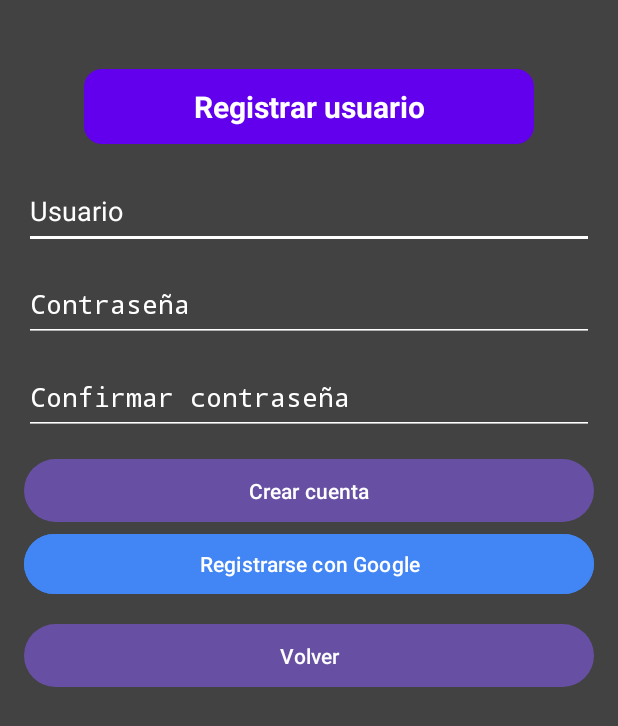
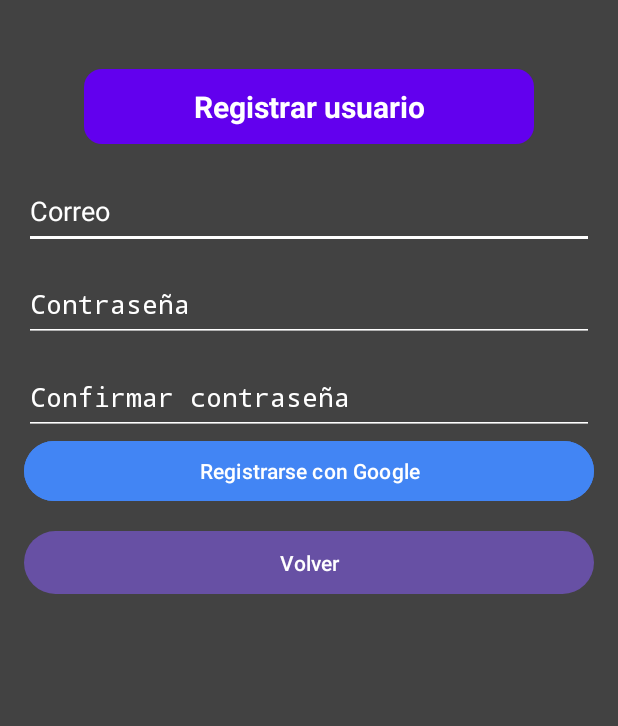
Before and after one commit to JuanfranV/AppTareas, an Android app: the screen it shows after launch (RegisterActivity), after a tap on "Registrarse", on a phone screen of 412 x 824 dp. Shown: the top 726 px of the screen. Run offline under Robolectric (Android 15) with nearby library versions, the phone set to English and light mode, and no system bars; our stand-ins replace Firebase (no records; nobody signed in at launch, a user with empty details on screens opened directly).

```diff
--- a/app/build.gradle
+++ b/app/build.gradle
@@ -59,7 +59,6 @@ dependencies {
     implementation 'com.squareup.retrofit2:retrofit:2.9.0'
     implementation 'com.squareup.retrofit2:converter-gson:2.9.0'
 
-
     implementation 'com.jakewharton.timber:timber:5.0.1'
     implementation 'androidx.core:core-ktx:1.10.1'
 
--- a/app/src/main/java/com/example/proyectotareas/LoginActivity.java
+++ b/app/src/main/java/com/example/proyectotareas/LoginActivity.java
@@ -22,7 +22,7 @@ import retrofit2.Response;
 public class LoginActivity extends AppCompatActivity {
 
     private EditText edUser, edPass;
-    private Button buttonLogin, buttonGoogle;
+    private Button buttonGoogle;
 
     private FirebaseAuth auth;
     private ApiService api;
@@ -48,11 +48,10 @@ public class LoginActivity extends AppCompatActivity {
 
         buttonGoogle = findViewById(R.id.buttonLoginG);
 
-        buttonLogin = findViewById(R.id.btnLogin);
         buttonRegister = findViewById(R.id.btnRegister);
 
 
-        buttonLogin.setOnClickListener(v -> loginEmail());
+        buttonGoogle.setOnClickListener(v -> loginEmail());
 
         buttonRegister.setOnClickListener(v -> {
             Intent i = new Intent(this, RegisterActivity.class);
--- a/app/src/main/java/com/example/proyectotareas/RegisterActivity.java
+++ b/app/src/main/java/com/example/proyectotareas/RegisterActivity.java
@@ -22,7 +22,7 @@ public class RegisterActivity extends AppCompatActivity {
     EditText edTEUser;
     EditText edTEPass;
     EditText edTEConfirm;
-    private Button buttonCreate;
+    private Button buttonGoogle;
     private Button buttonBack;
 
     private FirebaseAuth auth;
@@ -43,10 +43,10 @@ public class RegisterActivity extends AppCompatActivity {
         auth = FirebaseAuth.getInstance();
         api = ApiClient.getClient().create(ApiService.class);
 
-        buttonCreate = findViewById(R.id.btnCrearCuenta);
+        buttonGoogle = findViewById(R.id.buttonRegisterG);
         buttonBack = findViewById(R.id.btnVolver);
 
-        buttonCreate.setOnClickListener(v -> doRegister());
+        buttonGoogle.setOnClickListener(v -> doRegister());
         buttonBack.setOnClickListener(v -> finish());
     }
     private void doRegister(){
--- a/app/src/main/res/layout/activity_register.xml
+++ b/app/src/main/res/layout/activity_register.xml
@@ -25,11 +25,11 @@
         android:id="@+id/etUserReg"
         android:layout_width="match_parent"
         android:layout_height="50dp"
-        android:hint="Usuario"
         android:autofillHints="username"
-        android:textColorHint="@color/white"
+        android:backgroundTint="@color/white"
+        android:hint="Correo"
         android:textColor="@color/white"
-        android:backgroundTint="@color/white"/>
+        android:textColorHint="@color/white" />
 
     <EditText
         android:id="@+id/etPassReg"
@@ -54,16 +54,6 @@
         android:backgroundTint="@color/white" />
 
     <Button
-        android:id="@+id/btnCrearCuenta"
-        android:layout_width="match_parent"
-        android:layout_height="50dp"
-        android:text="Crear cuenta"
-        android:layout_marginTop="12dp"
-        android:gravity="center"
-
-        />
-
-    <Button
         android:layout_width="match_parent"
         android:layout_height="wrap_content"
         android:id="@+id/buttonRegisterG"
--- a/build.gradle
+++ b/build.gradle
@@ -3,7 +3,9 @@
 plugins {
     id 'com.android.application' version '8.11.2' apply false
     id 'com.android.library' version '8.11.2' apply false
+
     id 'com.google.gms.google-services' version '4.4.2' apply false
+
     id 'com.google.firebase.crashlytics' version '3.0.2' apply false
     id 'com.google.firebase.firebase-perf' version '1.4.2' apply false
 }
```
Also changed, not shown: app/src/main/res/layout/activity_login.xml (+3 -10 lines), 4 other files.
